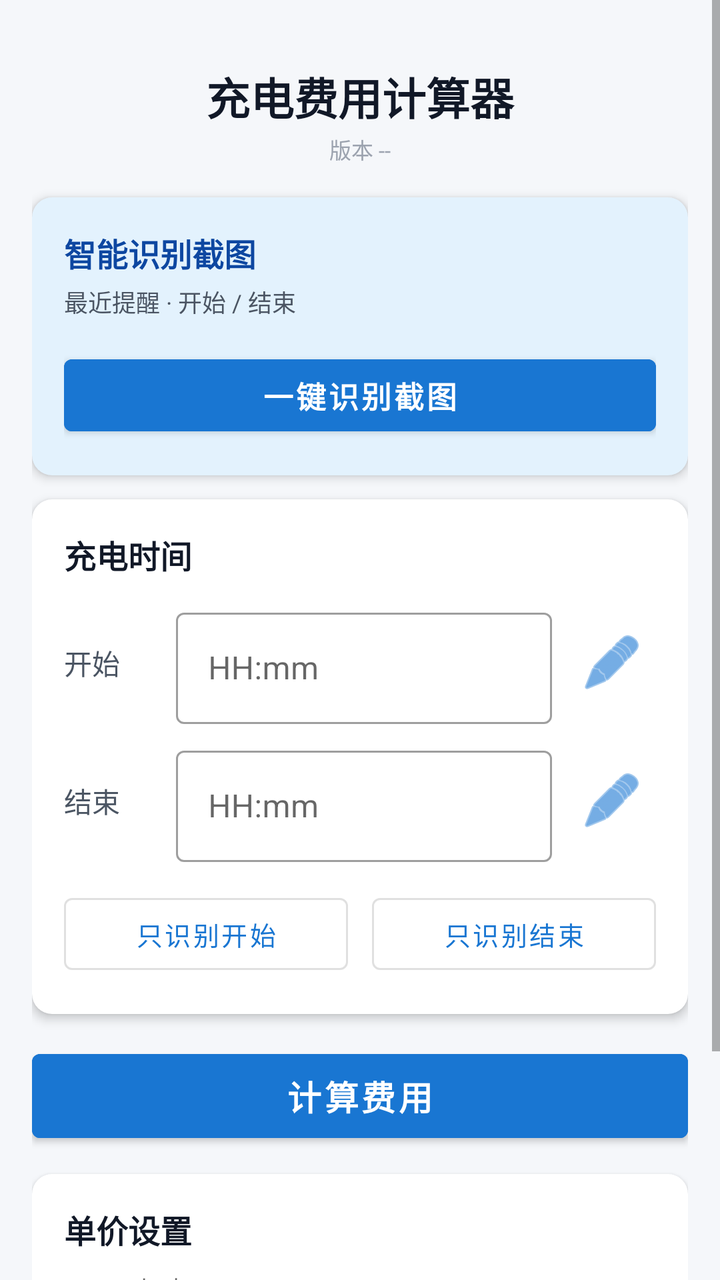
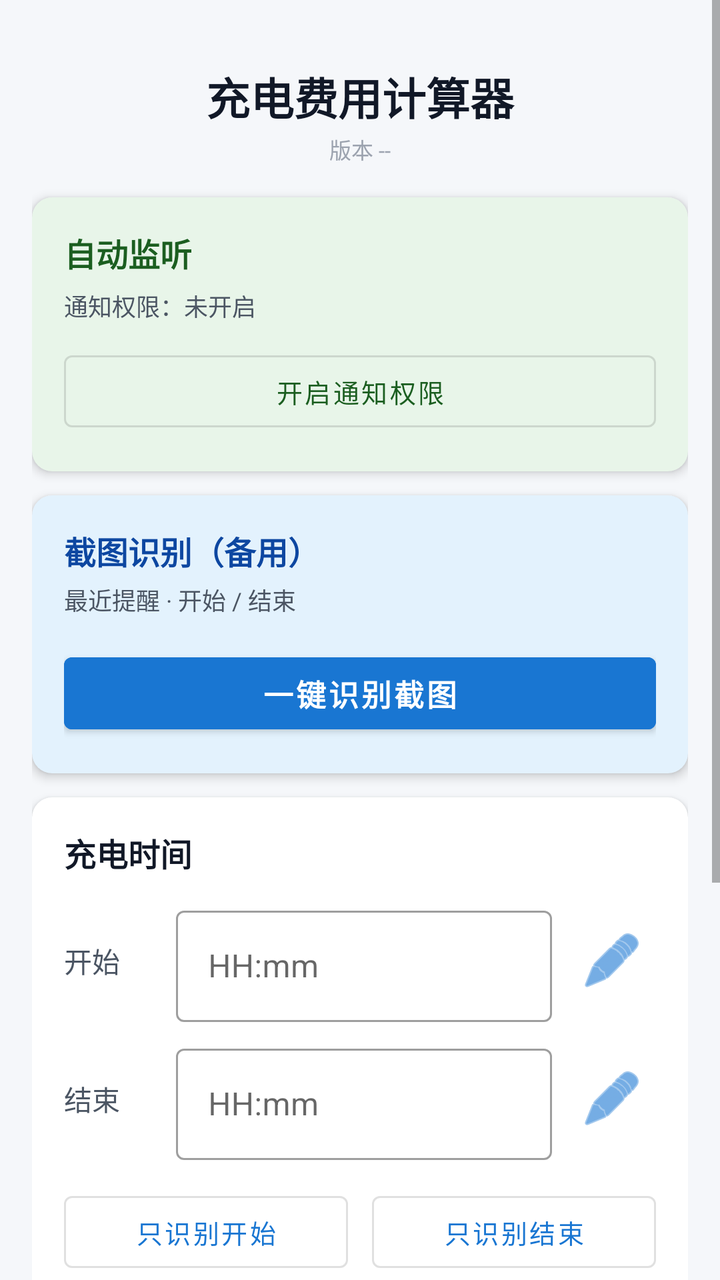

The first picture is an Android layout as it rendered before a commit; the second is the same layout after the commit. The layout source and the unified diff follow.
<!-- AndroidManifest.xml: application theme Theme.ChargingCalculator.NoActionBar -->
<!-- res/layout/activity_main.xml -->
<?xml version="1.0" encoding="utf-8"?>
<ScrollView xmlns:android="http://schemas.android.com/apk/res/android"
    xmlns:app="http://schemas.android.com/apk/res-auto"
    android:layout_width="match_parent"
    android:layout_height="match_parent"
    android:background="#F5F7FA"
    android:fillViewport="true">

    <LinearLayout
        android:layout_width="match_parent"
        android:layout_height="wrap_content"
        android:orientation="vertical"
        android:padding="16dp">

        <TextView
            android:layout_width="match_parent"
            android:layout_height="wrap_content"
            android:gravity="center"
            android:paddingTop="16dp"
            android:text="充电费用计算器"
            android:textColor="#111827"
            android:textSize="22sp"
            android:textStyle="bold" />

        <TextView
            android:id="@+id/tvAppVersion"
            android:layout_width="match_parent"
            android:layout_height="wrap_content"
            android:gravity="center"
            android:paddingTop="2dp"
            android:paddingBottom="12dp"
            android:text="版本 --"
            android:textColor="#9CA3AF"
            android:textSize="11sp" />

        <androidx.cardview.widget.CardView
            android:layout_width="match_parent"
            android:layout_height="wrap_content"
            android:layout_marginTop="4dp"
            app:cardBackgroundColor="#E3F2FD"
            app:cardCornerRadius="10dp"
            app:cardElevation="3dp">

            <LinearLayout
                android:layout_width="match_parent"
                android:layout_height="wrap_content"
                android:orientation="vertical"
                android:padding="16dp">

                <TextView
                    android:layout_width="match_parent"
                    android:layout_height="wrap_content"
                    android:text="智能识别截图"
                    android:textColor="#0D47A1"
                    android:textSize="16sp"
                    android:textStyle="bold" />

                <TextView
                    android:layout_width="match_parent"
                    android:layout_height="wrap_content"
                    android:layout_marginTop="4dp"
                    android:text="最近提醒 · 开始 / 结束"
                    android:textColor="#4B5563"
                    android:textSize="12sp" />

                <Button
                    android:id="@+id/btnOcrAuto"
                    style="@style/Widget.MaterialComponents.Button"
                    android:layout_width="match_parent"
                    android:layout_height="48dp"
                    android:layout_marginTop="14dp"
                    android:backgroundTint="#1976D2"
                    android:drawableStart="@android:drawable/ic_menu_camera"
                    android:drawablePadding="8dp"
                    android:gravity="center"
                    android:text="一键识别截图"
                    android:textSize="15sp"
                    android:textStyle="bold" />

            </LinearLayout>
        </androidx.cardview.widget.CardView>

        <androidx.cardview.widget.CardView
            android:layout_width="match_parent"
            android:layout_height="wrap_content"
            android:layout_marginTop="12dp"
            app:cardBackgroundColor="#FFFFFF"
            app:cardCornerRadius="10dp"
            app:cardElevation="3dp">

            <LinearLayout
                android:layout_width="match_parent"
                android:layout_height="wrap_content"
                android:orientation="vertical"
                android:padding="16dp">

                <TextView
                    android:layout_width="match_parent"
                    android:layout_height="wrap_content"
                    android:text="充电时间"
                    android:textColor="#111827"
                    android:textSize="16sp"
                    android:textStyle="bold" />

                <TextView
                    android:id="@+id/tvOcrStartResult"
                    android:layout_width="match_parent"
                    android:layout_height="wrap_content"
                    android:layout_marginTop="8dp"
                    android:text=""
                    android:textColor="#1976D2"
                    android:textSize="12sp"
                    android:visibility="gone" />

                <TextView
                    android:id="@+id/tvOcrEndResult"
                    android:layout_width="match_parent"
                    android:layout_height="wrap_content"
                    android:layout_marginTop="4dp"
                    android:text=""
                    android:textColor="#1976D2"
                    android:textSize="12sp"
                    android:visibility="gone" />

                <LinearLayout
                    android:layout_width="match_parent"
                    android:layout_height="wrap_content"
                    android:layout_marginTop="12dp"
                    android:gravity="center_vertical"
                    android:orientation="horizontal">

                    <TextView
                        android:layout_width="56dp"
                        android:layout_height="wrap_content"
                        android:text="开始"
                        android:textColor="#4B5563"
                        android:textSize="14sp" />

                    <com.google.android.material.textfield.TextInputLayout
                        style="@style/Widget.MaterialComponents.TextInputLayout.OutlinedBox"
                        android:layout_width="0dp"
                        android:layout_height="wrap_content"
                        android:layout_weight="1"
                        android:hint="HH:mm">

                        <com.google.android.material.textfield.TextInputEditText
                            android:id="@+id/etStartTime"
                            android:layout_width="match_parent"
                            android:layout_height="wrap_content"
                            android:imeOptions="actionNext"
                            android:inputType="time" />
                    </com.google.android.material.textfield.TextInputLayout>

                    <ImageButton
                        android:id="@+id/btnPickStartTime"
                        android:layout_width="44dp"
                        android:layout_height="44dp"
                        android:layout_marginStart="8dp"
                        android:background="?attr/selectableItemBackgroundBorderless"
                        android:contentDescription="选择开始时间"
                        android:src="@android:drawable/ic_menu_edit"
                        android:tint="#1976D2" />

                </LinearLayout>

                <LinearLayout
                    android:layout_width="match_parent"
                    android:layout_height="wrap_content"
                    android:layout_marginTop="8dp"
                    android:gravity="center_vertical"
                    android:orientation="horizontal">

                    <TextView
                        android:layout_width="56dp"
                        android:layout_height="wrap_content"
                        android:text="结束"
                        android:textColor="#4B5563"
                        android:textSize="14sp" />

                    <com.google.android.material.textfield.TextInputLayout
                        style="@style/Widget.MaterialComponents.TextInputLayout.OutlinedBox"
                        android:layout_width="0dp"
                        android:layout_height="wrap_content"
                        android:layout_weight="1"
                        android:hint="HH:mm">

                        <com.google.android.material.textfield.TextInputEditText
                            android:id="@+id/etEndTime"
                            android:layout_width="match_parent"
                            android:layout_height="wrap_content"
                            android:imeOptions="actionDone"
                            android:inputType="time" />
                    </com.google.android.material.textfield.TextInputLayout>

                    <ImageButton
                        android:id="@+id/btnPickEndTime"
                        android:layout_width="44dp"
                        android:layout_height="44dp"
                        android:layout_marginStart="8dp"
                        android:background="?attr/selectableItemBackgroundBorderless"
                        android:contentDescription="选择结束时间"
                        android:src="@android:drawable/ic_menu_edit"
                        android:tint="#1976D2" />

                </LinearLayout>

                <LinearLayout
                    android:layout_width="match_parent"
                    android:layout_height="wrap_content"
                    android:layout_marginTop="12dp"
                    android:orientation="horizontal">

                    <Button
                        android:id="@+id/btnOcrStart"
                        style="@style/Widget.MaterialComponents.Button.OutlinedButton"
                        android:layout_width="0dp"
                        android:layout_height="wrap_content"
                        android:layout_marginEnd="6dp"
                        android:layout_weight="1"
                        android:text="只识别开始"
                        android:textSize="13sp" />

                    <Button
                        android:id="@+id/btnOcrEnd"
                        style="@style/Widget.MaterialComponents.Button.OutlinedButton"
                        android:layout_width="0dp"
                        android:layout_height="wrap_content"
                        android:layout_marginStart="6dp"
                        android:layout_weight="1"
                        android:text="只识别结束"
                        android:textSize="13sp" />

                </LinearLayout>
            </LinearLayout>
        </androidx.cardview.widget.CardView>

        <Button
            android:id="@+id/btnCalculate"
            style="@style/Widget.MaterialComponents.Button"
            android:layout_width="match_parent"
            android:layout_height="54dp"
            android:layout_marginTop="14dp"
            android:backgroundTint="#1976D2"
            android:text="计算费用"
            android:textSize="17sp"
            android:textStyle="bold" />

        <androidx.cardview.widget.CardView
            android:id="@+id/cardResult"
            android:layout_width="match_parent"
            android:layout_height="wrap_content"
            android:layout_marginTop="12dp"
            android:visibility="gone"
            app:cardBackgroundColor="#1976D2"
            app:cardCornerRadius="10dp"
            app:cardElevation="4dp">

            <LinearLayout
                android:layout_width="match_parent"
                android:layout_height="wrap_content"
                android:gravity="center"
                android:orientation="vertical"
                android:padding="20dp">

                <TextView
                    android:layout_width="wrap_content"
                    android:layout_height="wrap_content"
                    android:text="计算结果"
                    android:textColor="#BBDEFB"
                    android:textSize="14sp" />

                <TextView
                    android:id="@+id/tvAmount"
                    android:layout_width="wrap_content"
                    android:layout_height="wrap_content"
                    android:paddingTop="6dp"
                    android:text="¥ 0.00"
                    android:textColor="#FFFFFF"
                    android:textSize="40sp"
                    android:textStyle="bold" />

                <TextView
                    android:id="@+id/tvDuration"
                    android:layout_width="wrap_content"
                    android:layout_height="wrap_content"
                    android:paddingTop="4dp"
                    android:text="充电时长：-- 小时 -- 分钟"
                    android:textColor="#FFFFFF"
                    android:textSize="15sp" />

                <TextView
                    android:id="@+id/tvDetail"
                    android:layout_width="wrap_content"
                    android:layout_height="wrap_content"
                    android:paddingTop="4dp"
                    android:text=""
                    android:textColor="#BBDEFB"
                    android:textSize="13sp" />

            </LinearLayout>
        </androidx.cardview.widget.CardView>

        <androidx.cardview.widget.CardView
            android:layout_width="match_parent"
            android:layout_height="wrap_content"
            android:layout_marginTop="12dp"
            app:cardBackgroundColor="#FFFFFF"
            app:cardCornerRadius="10dp"
            app:cardElevation="3dp">

            <LinearLayout
                android:layout_width="match_parent"
                android:layout_height="wrap_content"
                android:orientation="vertical"
                android:padding="16dp">

                <TextView
                    android:layout_width="match_parent"
                    android:layout_height="wrap_content"
                    android:text="单价设置"
                    android:textColor="#111827"
                    android:textSize="16sp"
                    android:textStyle="bold" />

                <LinearLayout
                    android:layout_width="match_parent"
                    android:layout_height="wrap_content"
                    android:layout_marginTop="12dp"
                    android:gravity="center_vertical"
                    android:orientation="horizontal">

                    <com.google.android.material.textfield.TextInputLayout
                        style="@style/Widget.MaterialComponents.TextInputLayout.OutlinedBox"
                        android:layout_width="0dp"
                        android:layout_height="wrap_content"
                        android:layout_weight="1"
                        android:hint="元/小时">

                        <com.google.android.material.textfield.TextInputEditText
                            android:id="@+id/etPricePerHour"
                            android:layout_width="match_parent"
                            android:layout_height="wrap_content"
                            android:imeOptions="actionDone"
                            android:inputType="numberDecimal"
                            android:text="6.50" />
                    </com.google.android.material.textfield.TextInputLayout>

                    <Button
                        android:id="@+id/btnSavePrice"
                        style="@style/Widget.MaterialComponents.Button.OutlinedButton"
                        android:layout_width="wrap_content"
                        android:layout_height="wrap_content"
                        android:layout_marginStart="10dp"
                        android:text="保存"
                        android:textSize="13sp" />

                </LinearLayout>

                <TextView
                    android:id="@+id/tvSavedPrice"
                    android:layout_width="match_parent"
                    android:layout_height="wrap_content"
                    android:paddingTop="6dp"
                    android:text="已保存默认单价：1.00 元/小时"
                    android:textColor="#888888"
                    android:textSize="12sp" />

            </LinearLayout>
        </androidx.cardview.widget.CardView>

        <View
            android:layout_width="match_parent"
            android:layout_height="24dp" />

    </LinearLayout>
</ScrollView>
<!-- resources referenced by this layout -->
<resources>
  <style name="Theme.ChargingCalculator.NoActionBar" parent="Theme.MaterialComponents.Light.NoActionBar">
          <item name="colorPrimary">#1976D2</item>
          <item name="colorPrimaryVariant">#0D47A1</item>
          <item name="colorOnPrimary">@color/white</item>
          <item name="android:statusBarColor">#0D47A1</item>
      </style>
  <color name="white">#FFFFFFFF</color>
</resources>

<!-- the commit's change to res/layout/activity_main.xml (unified diff, before → after) -->
@@ -37,7 +37,7 @@
             android:layout_width="match_parent"
             android:layout_height="wrap_content"
             android:layout_marginTop="4dp"
-            app:cardBackgroundColor="#E3F2FD"
+            app:cardBackgroundColor="#E8F5E9"
             app:cardCornerRadius="10dp"
             app:cardElevation="3dp">
 
@@ -50,7 +50,51 @@
                 <TextView
                     android:layout_width="match_parent"
                     android:layout_height="wrap_content"
-                    android:text="智能识别截图"
+                    android:text="自动监听"
+                    android:textColor="#1B5E20"
+                    android:textSize="16sp"
+                    android:textStyle="bold" />
+
+                <TextView
+                    android:id="@+id/tvAutoListenerStatus"
+                    android:layout_width="match_parent"
+                    android:layout_height="wrap_content"
+                    android:layout_marginTop="6dp"
+                    android:text="通知权限：未开启"
+                    android:textColor="#4B5563"
+                    android:textSize="12sp" />
+
+                <Button
+                    android:id="@+id/btnOpenNotificationSettings"
+                    style="@style/Widget.MaterialComponents.Button.OutlinedButton"
+                    android:layout_width="match_parent"
+                    android:layout_height="wrap_content"
+                    android:layout_marginTop="10dp"
+                    android:text="开启通知权限"
+                    android:textColor="#1B5E20"
+                    android:textSize="13sp" />
+
+            </LinearLayout>
+        </androidx.cardview.widget.CardView>
+
+        <androidx.cardview.widget.CardView
+            android:layout_width="match_parent"
+            android:layout_height="wrap_content"
+            android:layout_marginTop="12dp"
+            app:cardBackgroundColor="#E3F2FD"
+            app:cardCornerRadius="10dp"
+            app:cardElevation="3dp">
+
+            <LinearLayout
+                android:layout_width="match_parent"
+                android:layout_height="wrap_content"
+                android:orientation="vertical"
+                android:padding="16dp">
+
+                <TextView
+                    android:layout_width="match_parent"
+                    android:layout_height="wrap_content"
+                    android:text="截图识别（备用）"
                     android:textColor="#0D47A1"
                     android:textSize="16sp"
                     android:textStyle="bold" />
